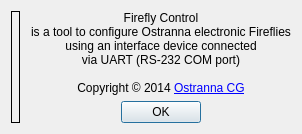
This is MeshConsole/AboutFC.ui in Kreyl/armlet as Qt 5 draws it before an edit. The edited form follows.
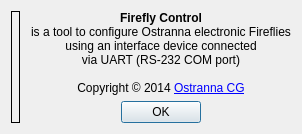
This is the edited form. Icons and pictures are not drawn.

Commit message: FireflyControl draft

Patch:
```diff
--- a/MeshConsole/AboutFC.ui
+++ b/MeshConsole/AboutFC.ui
@@ -40,7 +40,7 @@
      <item>
       <widget class="QLabel" name="textLabel">
        <property name="text">
-        <string>Firefly Control&lt;br&gt;is a tool to configure Ostranna electronic Fireflies&lt;br&gt;using an interface device connected&lt;br&gt;via UART (RS-232 COM port)&lt;br&gt;&lt;br&gt;Copyright &amp;copy; 2014 &lt;a href=&quot;http://ostranna.ru&quot;&gt;Ostranna CG&lt;/a&gt;</string>
+        <string>&lt;strong&gt;Firefly Control&lt;/strong&gt;&lt;br&gt;is a tool to configure Ostranna electronic Fireflies&lt;br&gt;using an interface device connected&lt;br&gt;via UART (RS-232 COM port)&lt;br&gt;&lt;br&gt;Copyright &amp;copy; 2014 &lt;a href=&quot;http://ostranna.ru&quot;&gt;Ostranna CG&lt;/a&gt;</string>
        </property>
        <property name="alignment">
         <set>Qt::AlignCenter</set>
```
The commit also changes 9 other files.
